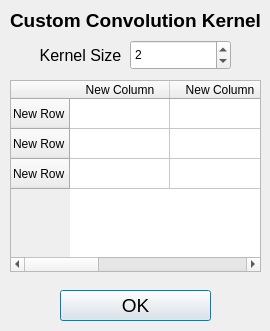
This is GUI/convolutionqwidget.ui in JianchengZh/learning-image-processing as Qt 5 draws it before an edit. The edited form follows.
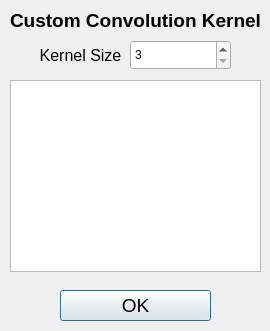
This is the edited form.

Diff of the .ui file:
```diff
--- a/GUI/convolutionqwidget.ui
+++ b/GUI/convolutionqwidget.ui
@@ -66,36 +66,6 @@
      <height>192</height>
     </rect>
    </property>
-   <row>
-    <property name="text">
-     <string>New Row</string>
-    </property>
-   </row>
-   <row>
-    <property name="text">
-     <string>New Row</string>
-    </property>
-   </row>
-   <row>
-    <property name="text">
-     <string>New Row</string>
-    </property>
-   </row>
-   <column>
-    <property name="text">
-     <string>New Column</string>
-    </property>
-   </column>
-   <column>
-    <property name="text">
-     <string>New Column</string>
-    </property>
-   </column>
-   <column>
-    <property name="text">
-     <string>New Column</string>
-    </property>
-   </column>
   </widget>
   <widget class="QSpinBox" name="spinBox">
    <property name="geometry">
@@ -107,7 +77,7 @@
     </rect>
    </property>
    <property name="minimum">
-    <number>1</number>
+    <number>3</number>
    </property>
    <property name="maximum">
     <number>9</number>
@@ -116,7 +86,7 @@
     <number>2</number>
    </property>
    <property name="value">
-    <number>2</number>
+    <number>3</number>
    </property>
   </widget>
   <widget class="QLabel" name="label_2">
```
